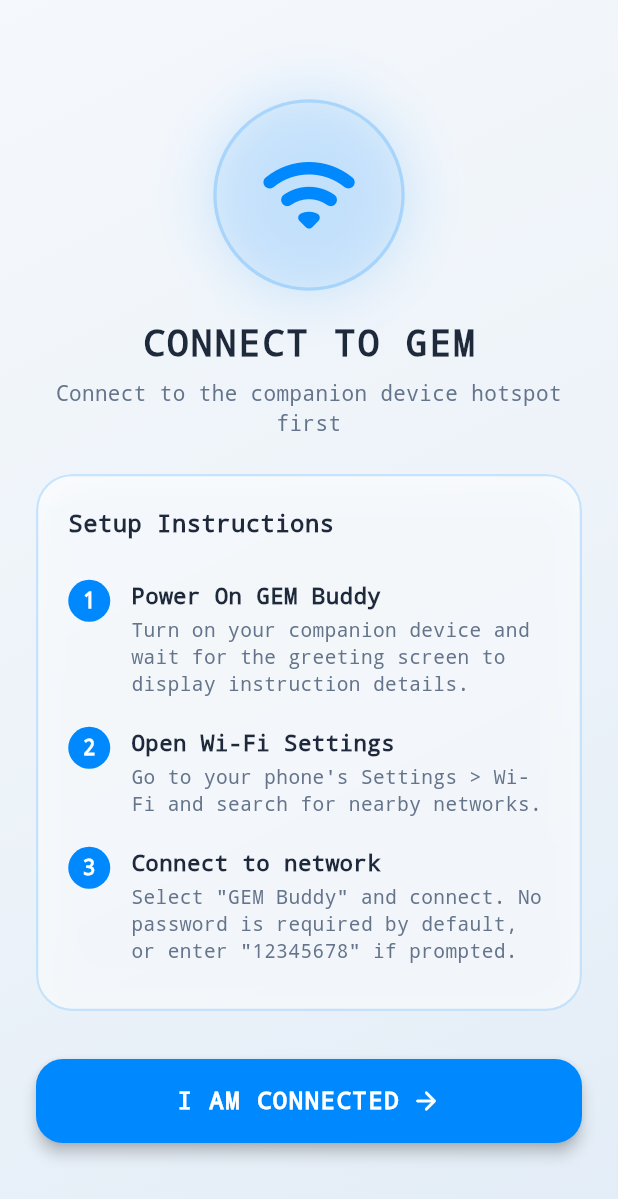
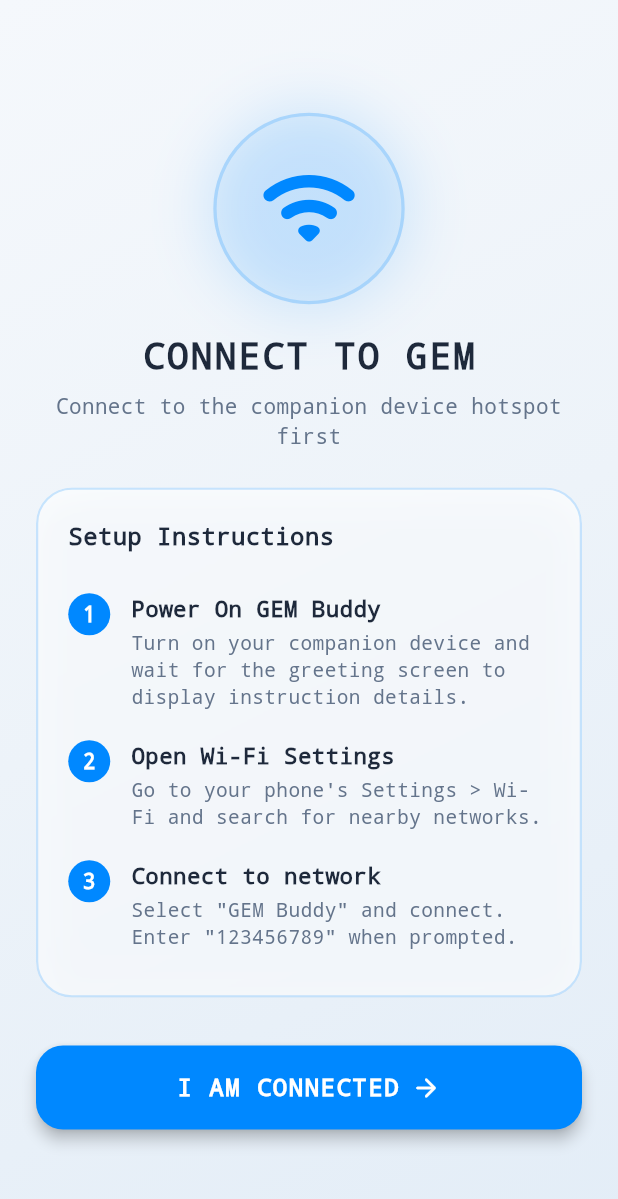
Before and after one commit to shovinmd/Design-and-Development-of-Gem-Buddy-An-ESP32-Based-Smart-Desktop-Companion, a Flutter app: the screen it shows after launch, on a phone screen of 412 x 824 dp. Shown: the top 1199 px of the screen. Run offline on Flutter 3.47's test engine with Material 3 defaults, Android fonts, the phone set to English and light mode, and no system bars; our stand-ins replace flutter_riverpod, shared_preferences.

Commit message:
Align hotspot passcode to 123456789, resolve welcome screen blanking, and add OLED save loader

```diff
--- a/gem_buddy_app/lib/screens/onboarding_screen.dart
+++ b/gem_buddy_app/lib/screens/onboarding_screen.dart
@@ -217,7 +217,7 @@ class _OnboardingScreenState extends ConsumerState<OnboardingScreen> {
               _buildStepItem(
                 3,
                 'Connect to network',
-                'Select "GEM Buddy" and connect. No password is required by default, or enter "12345678" if prompted.',
+                'Select "GEM Buddy" and connect. Enter "123456789" when prompted.',
               ),
             ],
           ),
```
Also changed, not shown: 1 other file.
